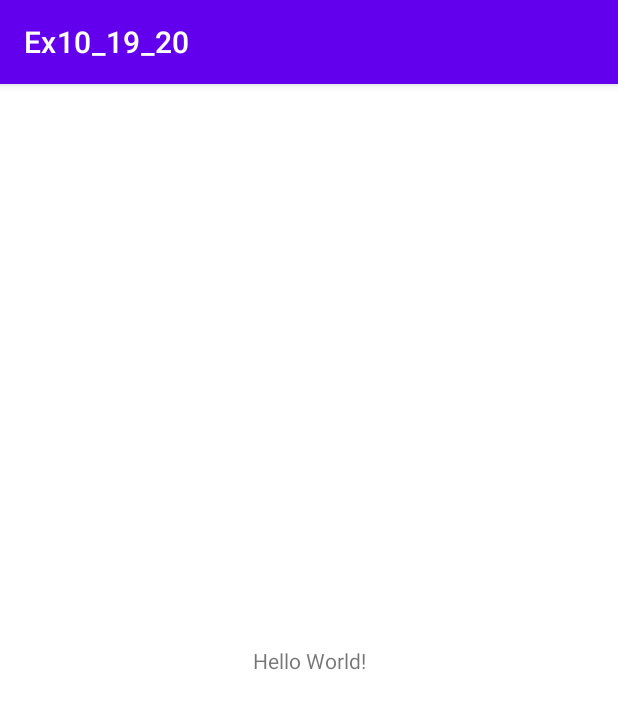
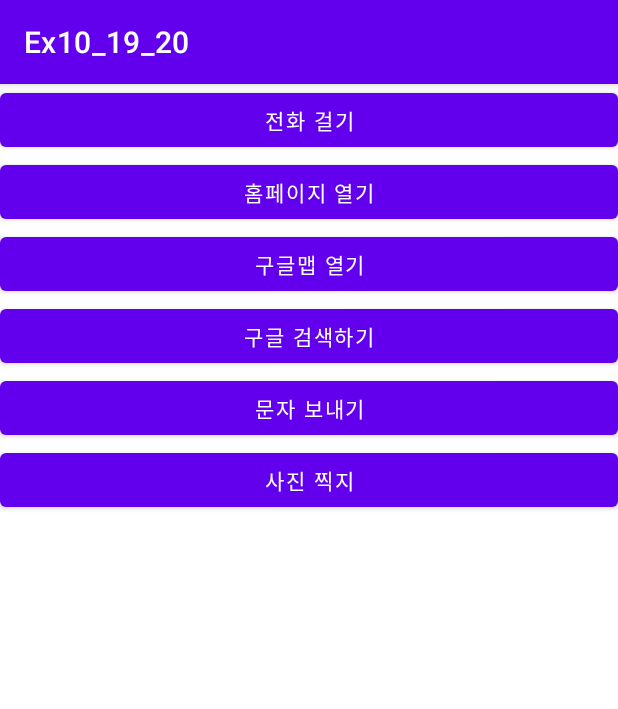
Before and after one commit to khjkhj0329/Ex10_19_20, an Android app: the screen it shows after launch (MainActivity), on a phone screen of 412 x 824 dp. Shown: the top 709 px of the screen. Run offline under Robolectric (Android 15) with nearby library versions, the phone set to English and light mode, and no system bars.

Commit message:
Initial Tasks and Activity and Main and String

```diff
--- a/app/src/main/AndroidManifest.xml
+++ b/app/src/main/AndroidManifest.xml
@@ -1,6 +1,9 @@
 <?xml version="1.0" encoding="utf-8"?>
 <manifest xmlns:android="http://schemas.android.com/apk/res/android"
     package="kr.hs.emirim.w2029.ex10_19_20">
+    <uses-permission android:name="android.permission.CALL_PHONE"/>
+    <uses-permission android:name="android.permission.ACCESS_COARSE_LOCATION"/>
+    <uses-permission android:name="android.permission.ACCESS_FINE_LOCATION"/>
 
     <application
         android:allowBackup="true"
--- a/app/src/main/res/layout/activity_main.xml
+++ b/app/src/main/res/layout/activity_main.xml
@@ -1,18 +1,40 @@
 <?xml version="1.0" encoding="utf-8"?>
-<androidx.constraintlayout.widget.ConstraintLayout xmlns:android="http://schemas.android.com/apk/res/android"
+<LinearLayout xmlns:android="http://schemas.android.com/apk/res/android"
     xmlns:app="http://schemas.android.com/apk/res-auto"
     xmlns:tools="http://schemas.android.com/tools"
     android:layout_width="match_parent"
     android:layout_height="match_parent"
+    android:orientation="vertical"
     tools:context=".MainActivity">
 
-    <TextView
-        android:layout_width="wrap_content"
+    <Button
+        android:id="@+id/btn_call"
+        android:layout_width="match_parent"
         android:layout_height="wrap_content"
-        android:text="Hello World!"
-        app:layout_constraintBottom_toBottomOf="parent"
-        app:layout_constraintLeft_toLeftOf="parent"
-        app:layout_constraintRight_toRightOf="parent"
-        app:layout_constraintTop_toTopOf="parent" />
-
-</androidx.constraintlayout.widget.ConstraintLayout>
+        android:text="@string/btn_call_phone"/>
+    <Button
+        android:id="@+id/btn_homepage"
+        android:layout_width="match_parent"
+        android:layout_height="wrap_content"
+        android:text="@string/btn_homepage"/>
+    <Button
+        android:id="@+id/btn_map"
+        android:layout_width="match_parent"
+        android:layout_height="wrap_content"
+        android:text="@string/btn_google_map"/>
+    <Button
+        android:id="@+id/btn_search"
+        android:layout_width="match_parent"
+        android:layout_height="wrap_content"
+        android:text="@string/btn_google_secrch"/>
+    <Button
+        android:id="@+id/btn_sns"
+        android:layout_width="match_parent"
+        android:layout_height="wrap_content"
+        android:text="@string/btn_sns"/>
+    <Button
+        android:id="@+id/btn_photo"
+        android:layout_width="match_parent"
+        android:layout_height="wrap_content"
+        android:text="@string/btn_photo"/>
+</LinearLayout>
--- a/app/src/main/res/values/strings.xml
+++ b/app/src/main/res/values/strings.xml
@@ -1,3 +1,10 @@
 <resources>
     <string name="app_name">Ex10_19_20</string>
+    <string name="btn_call_phone">전화 걸기</string>
+    <string name="btn_homepage">홈페이지 열기</string>
+    <string name="btn_google_map">구글맵 열기</string>
+    <string name="btn_google_secrch">구글 검색하기</string>
+    <string name="btn_sns">문자 보내기</string>
+    <string name="btn_photo">사진 찍지</string>
+
 </resources>
```
